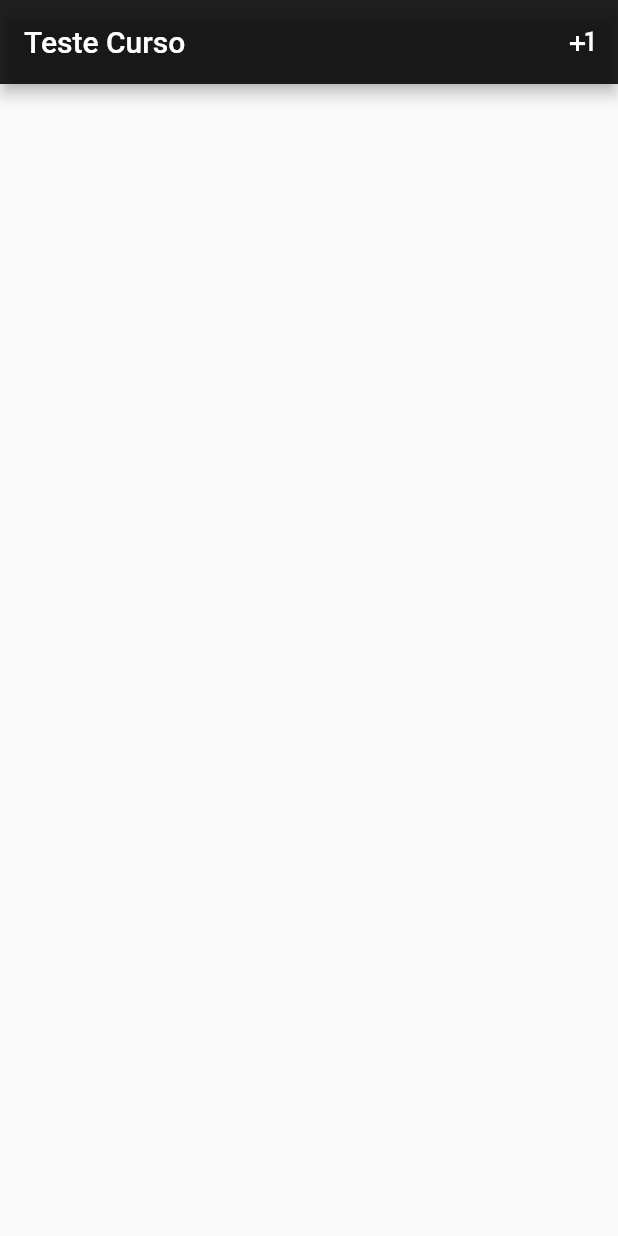
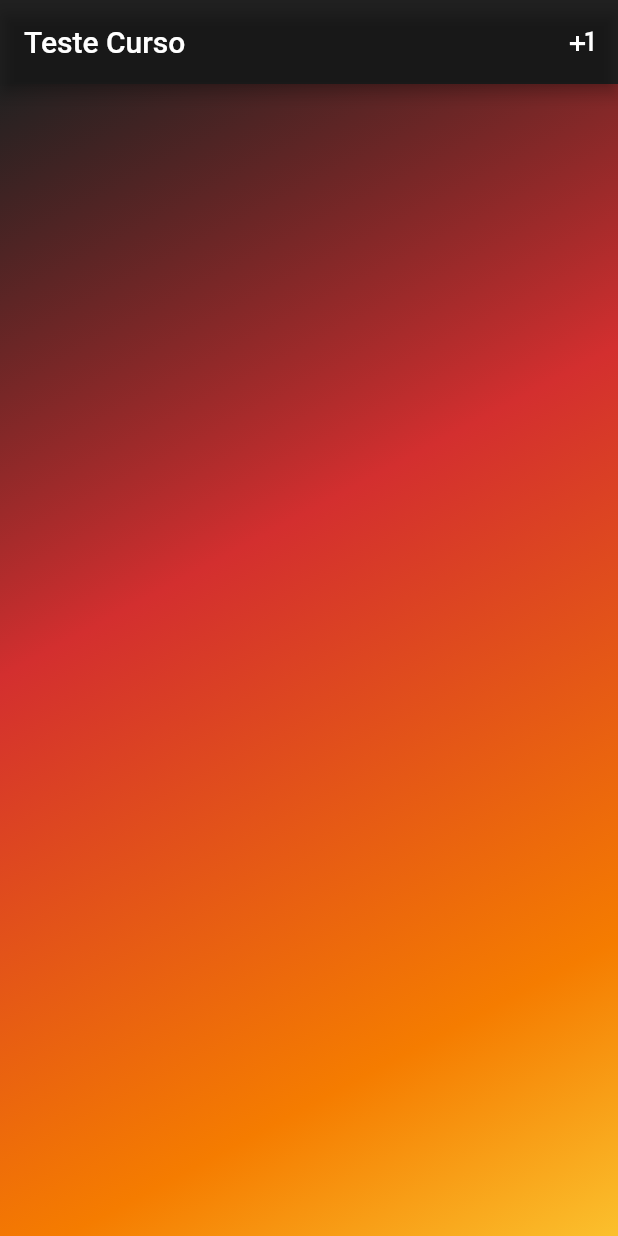
Before and after one commit to alvarobcprado/flutter-dio-courses, a Flutter app: the screen it shows after launch, on a phone screen of 412 x 824 dp. Run offline on Flutter 3.47's test engine with Material 2 defaults, Android fonts, the light colour scheme and no system bars; our stand-ins replace form_field_validator, get.

Commit message:
feat: created app background gradient

```diff
--- a/lib/app/views/home_view/home_view.dart
+++ b/lib/app/views/home_view/home_view.dart
@@ -1,4 +1,5 @@
 import 'package:dio_cursos/app/controllers/course_controller/course_controller.dart';
+import 'package:dio_cursos/app/widgets/background_box_decoration.dart';
 import 'package:flutter/material.dart';
 import 'package:get/get.dart';
 
@@ -21,6 +22,9 @@ class HomeView extends StatelessWidget {
           ),
         ],
       ),
+      body: Container(
+        decoration: BackgroundBoxDecoration.getBoxDecoration(),
+      ),
     );
   }
 }
--- /dev/null
+++ b/lib/app/widgets/background_box_decoration.dart
@@ -0,0 +1,20 @@
+import 'package:flutter/material.dart';
+
+class BackgroundBoxDecoration {
+  static getBoxDecoration() {
+    return BoxDecoration(
+      gradient: LinearGradient(
+        colors: [
+          Colors.black87,
+          Colors.red.shade700,
+          Colors.orange.shade700,
+          Colors.yellow.shade700,
+        ],
+        begin: const FractionalOffset(0, 0),
+        end: const FractionalOffset(1, 1),
+        stops: [0, 0.4, 0.8, 1.0],
+        tileMode: TileMode.clamp,
+      ),
+    );
+  }
+}
```
